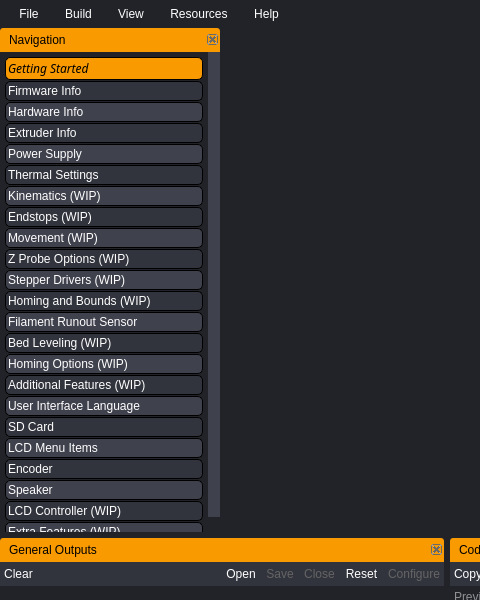
Above: gui/MainWindow.ui from SimonBuxx/iloop-marlin-configurator before the change; both pictures show x 0 to 480 and y 0 to 600 of the 1280 by 800 pixel window. Below: the same form after it.
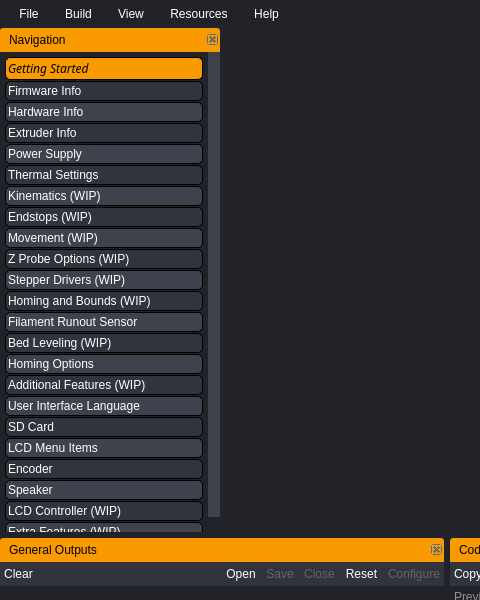
That is the form after the change. Icons and pictures are not drawn. Custom widgets are drawn as their Qt base class.

Commit message: Homing options page implementation + minor style improvements

Diff of the .ui file:
```diff
--- a/gui/MainWindow.ui
+++ b/gui/MainWindow.ui
@@ -2133,7 +2133,7 @@
         <property name="geometry">
          <rect>
           <x>0</x>
-          <y>0</y>
+          <y>-138</y>
           <width>208</width>
           <height>631</height>
          </rect>
@@ -2535,7 +2535,7 @@
          <item>
           <widget class="QPushButton" name="uHomingOptionsTabButton">
            <property name="text">
-            <string>Homing Options (WIP)</string>
+            <string>Homing Options</string>
            </property>
            <property name="icon">
             <iconset resource="../resources/resources.qrc">
```
Left out of the diff: 14 changed lines with no effect on the pictures. The commit also changes 11 other files.
